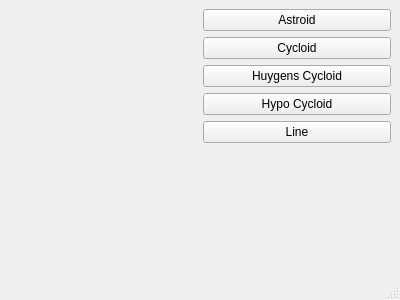
Above: mainwindow.ui from MStolpovskiy/QtCurvesCPP before the change. Below: the same form after it.
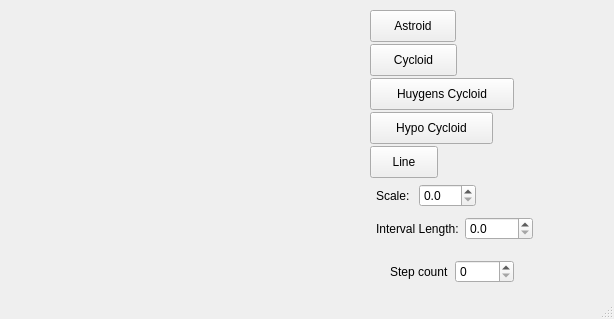
That is the form after the change. Custom widgets are drawn as their Qt base class.

Commit message: Add spinners for scale and interval length

The edit to the form file:
```diff
--- a/mainwindow.ui
+++ b/mainwindow.ui
@@ -6,75 +6,169 @@
    <rect>
     <x>0</x>
     <y>0</y>
-    <width>400</width>
-    <height>300</height>
+    <width>614</width>
+    <height>319</height>
    </rect>
   </property>
   <property name="windowTitle">
    <string>MainWindow</string>
   </property>
   <widget class="QWidget" name="centralwidget">
-   <layout class="QGridLayout" name="gridLayout">
-    <item row="0" column="0">
-     <layout class="QHBoxLayout" name="horizontalLayout">
-      <item>
-       <widget class="RenderArea" name="renderArea" native="true"/>
-      </item>
-      <item>
-       <layout class="QVBoxLayout" name="verticalLayout">
-        <item>
+   <widget class="RenderArea" name="renderArea" native="true">
+    <property name="geometry">
+     <rect>
+      <x>40</x>
+      <y>10</y>
+      <width>164</width>
+      <height>215</height>
+     </rect>
+    </property>
+   </widget>
          <widget class="QPushButton" name="btnAstroid">
+    <property name="geometry">
+     <rect>
+      <x>370</x>
+      <y>10</y>
+      <width>86</width>
+      <height>32</height>
+     </rect>
+    </property>
           <property name="text">
            <string>Astroid</string>
           </property>
          </widget>
-        </item>
-        <item>
          <widget class="QPushButton" name="btnCycloid">
+    <property name="geometry">
+     <rect>
+      <x>370</x>
+      <y>44</y>
+      <width>87</width>
+      <height>32</height>
+     </rect>
+    </property>
           <property name="text">
            <string>Cycloid</string>
           </property>
          </widget>
-        </item>
-        <item>
          <widget class="QPushButton" name="btnHuygens">
+    <property name="geometry">
+     <rect>
+      <x>370</x>
+      <y>78</y>
+      <width>144</width>
+      <height>32</height>
+     </rect>
+    </property>
           <property name="text">
            <string>Huygens Cycloid</string>
           </property>
          </widget>
-        </item>
-        <item>
          <widget class="QPushButton" name="btnHypo">
+    <property name="geometry">
+     <rect>
+      <x>370</x>
+      <y>112</y>
+      <width>123</width>
+      <height>32</height>
+     </rect>
+    </property>
           <property name="text">
            <string>Hypo Cycloid</string>
           </property>
          </widget>
+   <widget class="QWidget" name="layoutWidget">
+    <property name="geometry">
+     <rect>
+      <x>376</x>
+      <y>217</y>
+      <width>157</width>
+      <height>23</height>
+     </rect>
+    </property>
+    <layout class="QHBoxLayout" name="horizontalLayout_2">
+     <item>
+      <widget class="QLabel" name="label_2">
+       <property name="text">
+        <string>Interval Length:</string>
+       </property>
+      </widget>
         </item>
         <item>
+      <widget class="QDoubleSpinBox" name="spinIntervalLength">
+       <property name="decimals">
+        <number>1</number>
+       </property>
+       <property name="singleStep">
+        <double>0.100000000000000</double>
+       </property>
+      </widget>
+     </item>
+    </layout>
+   </widget>
+   <widget class="QWidget" name="">
+    <property name="geometry">
+     <rect>
+      <x>376</x>
+      <y>184</y>
+      <width>100</width>
+      <height>23</height>
+     </rect>
+    </property>
+    <layout class="QHBoxLayout" name="horizontalLayout">
+     <item>
+      <widget class="QLabel" name="label">
+       <property name="text">
+        <string>Scale:</string>
+       </property>
+      </widget>
+     </item>
+     <item>
+      <widget class="QDoubleSpinBox" name="spinScale">
+       <property name="decimals">
+        <number>1</number>
+       </property>
+       <property name="singleStep">
+        <double>0.100000000000000</double>
+       </property>
+      </widget>
+     </item>
+    </layout>
+   </widget>
          <widget class="QPushButton" name="btnLine">
+    <property name="geometry">
+     <rect>
+      <x>370</x>
+      <y>146</y>
+      <width>68</width>
+      <height>32</height>
+     </rect>
+    </property>
           <property name="text">
            <string>Line</string>
           </property>
          </widget>
-        </item>
+   <widget class="QWidget" name="">
+    <property name="geometry">
+     <rect>
+      <x>390</x>
+      <y>260</y>
+      <width>124</width>
+      <height>23</height>
+     </rect>
+    </property>
+    <layout class="QHBoxLayout" name="horizontalLayout_3">
         <item>
-         <spacer name="verticalSpacer">
-          <property name="orientation">
-           <enum>Qt::Vertical</enum>
-          </property>
-          <property name="sizeHint" stdset="0">
-           <size>
-            <width>20</width>
-            <height>40</height>
-           </size>
-          </property>
-         </spacer>
-        </item>
-       </layout>
-      </item>
-     </layout>
-    </item>
-   </layout>
+      <widget class="QLabel" name="label_3">
+       <property name="text">
+        <string>Step count</string>
+       </property>
+      </widget>
+     </item>
+     <item>
+      <widget class="QSpinBox" name="spinCount"/>
+     </item>
+    </layout>
+   </widget>
   </widget>
   <widget class="QStatusBar" name="statusbar"/>
  </widget>
```
Lines whose indentation alone changed are shown as unchanged. The commit also changes 3 other files.
